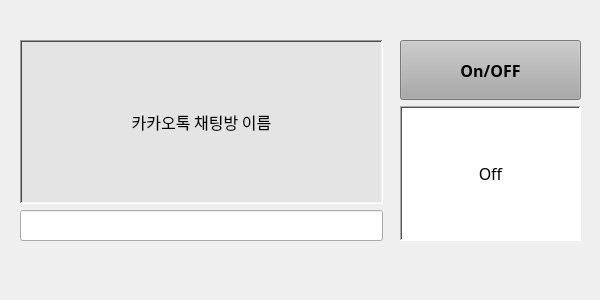
Qt form kakaoalarm.ui (DeathByS/AlarmBot) before a commit.
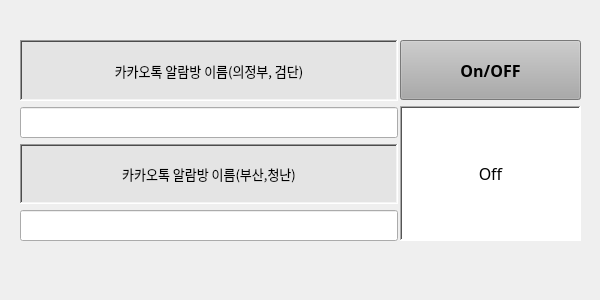
The same form after that commit. Icons and pictures are not drawn.

Patch:
```diff
--- a/kakaoalarm.ui
+++ b/kakaoalarm.ui
@@ -37,26 +37,30 @@
     <rect>
      <x>20</x>
      <y>0</y>
-     <width>363</width>
+     <width>378</width>
      <height>281</height>
     </rect>
    </property>
    <layout class="QGridLayout" name="gridLayout">
+    <item row="5" column="0">
+     <widget class="QLineEdit" name="lineEdit_kakao_B">
+      <property name="autoFillBackground">
+       <bool>false</bool>
+      </property>
+      <property name="styleSheet">
+       <string notr="true">S</string>
+      </property>
+     </widget>
+    </item>
     <item row="3" column="0">
-     <spacer name="verticalSpacer_3">
-      <property name="orientation">
-       <enum>Qt::Vertical</enum>
+     <widget class="QLineEdit" name="lineEdit_kakao_A">
+      <property name="autoFillBackground">
+       <bool>false</bool>
       </property>
-      <property name="sizeType">
-       <enum>QSizePolicy::Fixed</enum>
+      <property name="styleSheet">
+       <string notr="true">S</string>
       </property>
-      <property name="sizeHint" stdset="0">
-       <size>
-        <width>20</width>
-        <height>40</height>
-       </size>
-      </property>
-     </spacer>
+     </widget>
     </item>
     <item row="0" column="0">
      <spacer name="verticalSpacer_4">
@@ -74,11 +78,54 @@
       </property>
      </spacer>
     </item>
+    <item row="6" column="0">
+     <spacer name="verticalSpacer_3">
+      <property name="orientation">
+       <enum>Qt::Vertical</enum>
+      </property>
+      <property name="sizeType">
+       <enum>QSizePolicy::Fixed</enum>
+      </property>
+      <property name="sizeHint" stdset="0">
+       <size>
+        <width>20</width>
+        <height>40</height>
+       </size>
+      </property>
+     </spacer>
+    </item>
     <item row="1" column="0">
+     <widget class="QLabel" name="label_2">
+      <property name="font">
+       <font>
+        <pointsize>10</pointsize>
+       </font>
+      </property>
+      <property name="autoFillBackground">
+       <bool>false</bool>
+      </property>
+      <property name="styleSheet">
+       <string notr="true">background-color: rgb(228, 228, 228);</string>
+      </property>
+      <property name="frameShape">
+       <enum>QFrame::WinPanel</enum>
+      </property>
+      <property name="frameShadow">
+       <enum>QFrame::Sunken</enum>
+      </property>
+      <property name="text">
+       <string>카카오톡 알람방 이름(의정부, 검단)</string>
+      </property>
+      <property name="alignment">
+       <set>Qt::AlignCenter</set>
+      </property>
+     </widget>
+    </item>
+    <item row="4" column="0">
      <widget class="QLabel" name="label">
       <property name="font">
        <font>
-        <pointsize>12</pointsize>
+        <pointsize>10</pointsize>
        </font>
       </property>
       <property name="autoFillBackground">
@@ -94,23 +141,13 @@
        <enum>QFrame::Sunken</enum>
       </property>
       <property name="text">
-       <string>카카오톡 채팅방 이름</string>
+       <string>카카오톡 알람방 이름(부산,청난)</string>
       </property>
       <property name="alignment">
        <set>Qt::AlignCenter</set>
       </property>
      </widget>
     </item>
-    <item row="2" column="0">
-     <widget class="QLineEdit" name="lineEdit_kakao">
-      <property name="autoFillBackground">
-       <bool>false</bool>
-      </property>
-      <property name="styleSheet">
-       <string notr="true">S</string>
-      </property>
-     </widget>
-    </item>
    </layout>
   </widget>
   <widget class="QWidget" name="gridLayoutWidget_3">
```
